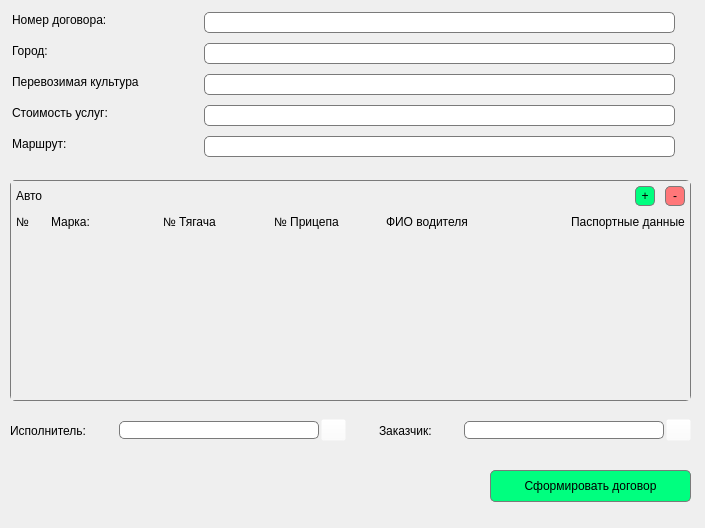
Above: dev/ui_template/engine.ui from BitCode-in/transport_services before the change. Below: the same form after it.
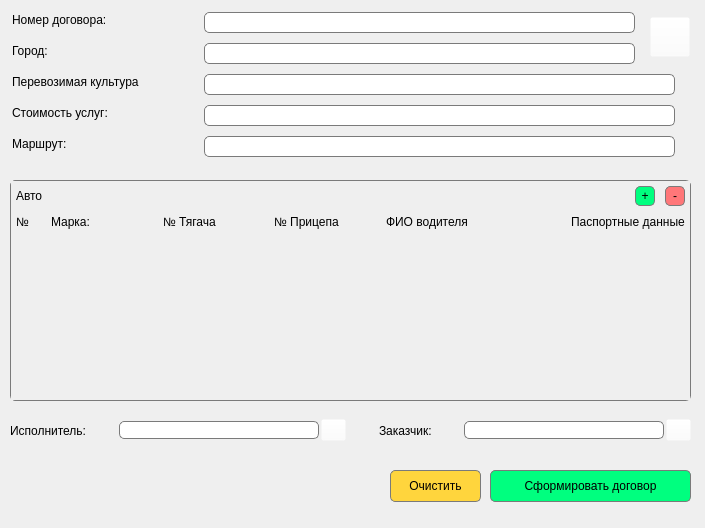
That is the form after the change. Icons and pictures are not drawn.

```diff
--- a/dev/ui_template/engine.ui
+++ b/dev/ui_template/engine.ui
@@ -132,7 +132,7 @@
     <rect>
      <x>204</x>
      <y>12</y>
-     <width>471</width>
+     <width>431</width>
      <height>21</height>
     </rect>
    </property>
@@ -153,7 +153,7 @@
     <rect>
      <x>204</x>
      <y>43</y>
-     <width>471</width>
+     <width>431</width>
      <height>21</height>
     </rect>
    </property>
@@ -859,6 +859,76 @@
     <bool>true</bool>
    </property>
   </widget>
+  <widget class="QPushButton" name="pushButton_6">
+   <property name="geometry">
+    <rect>
+     <x>650</x>
+     <y>17</y>
+     <width>40</width>
+     <height>40</height>
+    </rect>
+   </property>
+   <property name="minimumSize">
+    <size>
+     <width>40</width>
+     <height>40</height>
+    </size>
+   </property>
+   <property name="maximumSize">
+    <size>
+     <width>40</width>
+     <height>40</height>
+    </size>
+   </property>
+   <property name="font">
+    <font>
+     <family>Arial</family>
+    </font>
+   </property>
+   <property name="styleSheet">
+    <string notr="true">QPushButton{
+	background: rgba(255, 255, 255, 0);
+}</string>
+   </property>
+   <property name="text">
+    <string/>
+   </property>
+   <property name="icon">
+    <iconset>
+     <normaloff>../res/free-icon-gear-10186135.png</normaloff>../res/free-icon-gear-10186135.png</iconset>
+   </property>
+   <property name="iconSize">
+    <size>
+     <width>40</width>
+     <height>40</height>
+    </size>
+   </property>
+  </widget>
+  <widget class="QPushButton" name="pushButton_8">
+   <property name="geometry">
+    <rect>
+     <x>390</x>
+     <y>470</y>
+     <width>91</width>
+     <height>32</height>
+    </rect>
+   </property>
+   <property name="font">
+    <font>
+     <family>Arial</family>
+    </font>
+   </property>
+   <property name="styleSheet">
+    <string notr="true">QPushButton {
+	background: #FFD53D;
+	border: 1px solid rgb(122, 122, 122);
+    border-radius: 5px;  /* Установите радиус закругления, например, 10px */
+}</string>
+   </property>
+   <property name="text">
+    <string>Очистить</string>
+   </property>
+  </widget>
  </widget>
  <resources/>
  <connections/>
```
Left out of the diff: 45 changed lines with no effect on the pictures.
